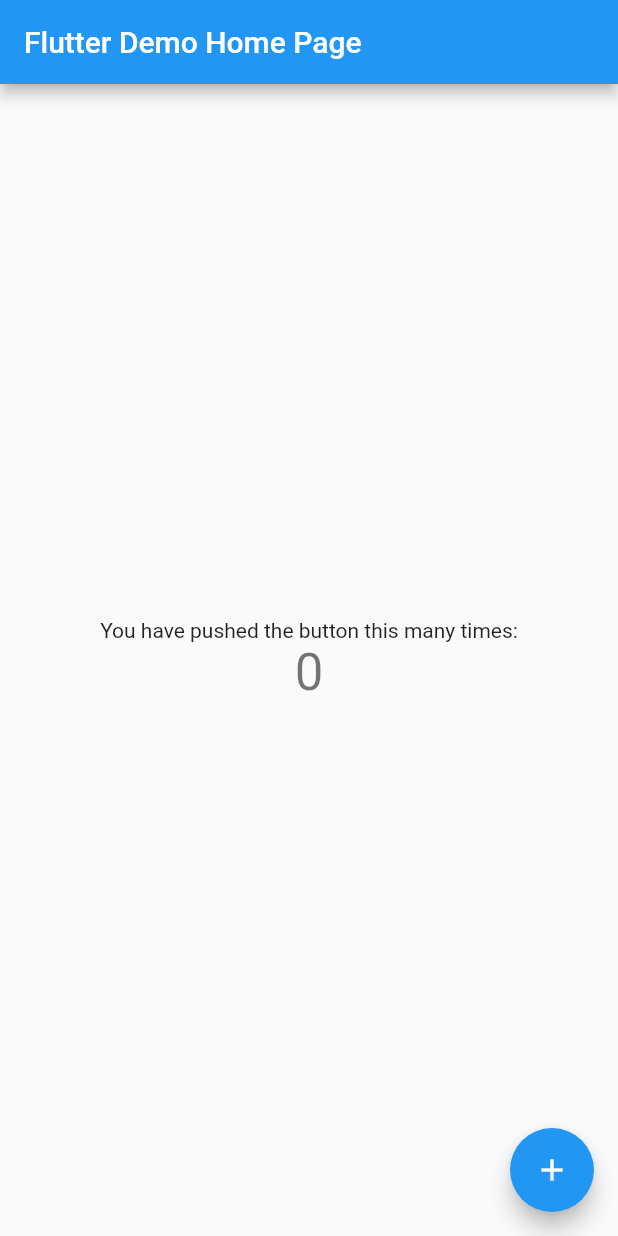
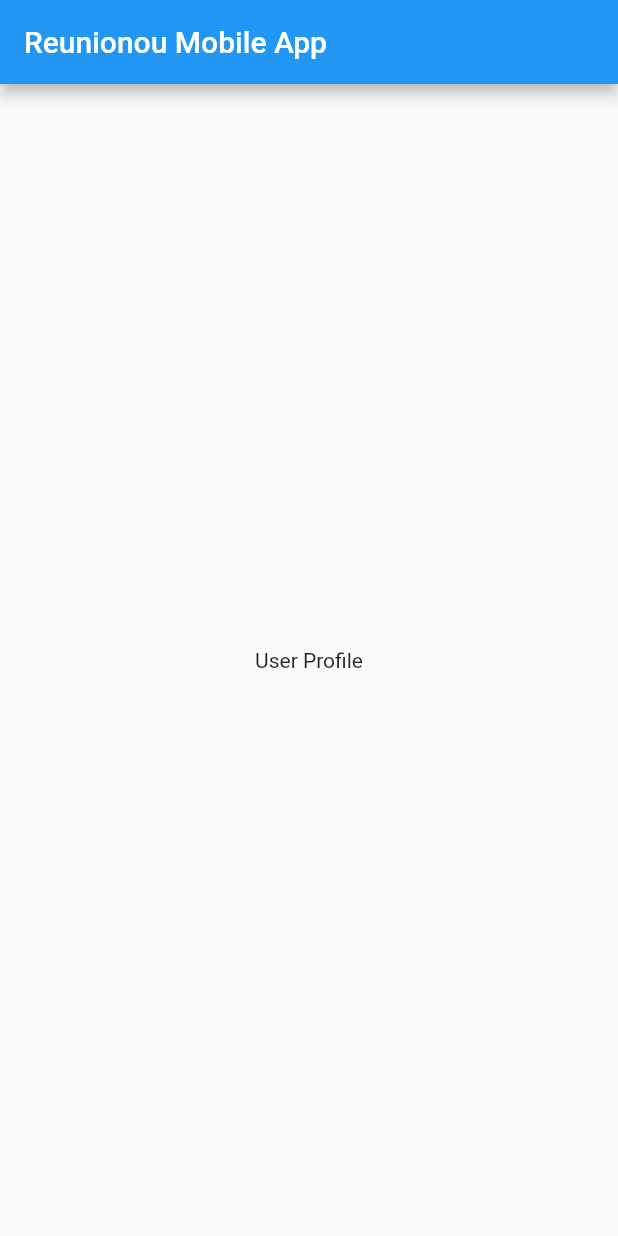
Before and after one commit to akremjomaa/Reunionou-MobileApp, a Flutter app: the screen it shows after launch, on a phone screen of 412 x 824 dp. Run offline on Flutter 3.47's test engine with Material 2 defaults, Android fonts, the phone set to English and light mode, and no system bars.

Commit message:
initial commit

```diff
--- a/lib/main.dart
+++ b/lib/main.dart
@@ -1,115 +1,48 @@
 import 'package:flutter/material.dart';
 
-void main() {
-  runApp(const MyApp());
-}
+void main() => runApp(MyApp());
 
 class MyApp extends StatelessWidget {
-  const MyApp({super.key});
-
-  // This widget is the root of your application.
   @override
   Widget build(BuildContext context) {
     return MaterialApp(
       title: 'Flutter Demo',
       theme: ThemeData(
-        // This is the theme of your application.
-        //
-        // Try running your application with "flutter run". You'll see the
-        // application has a blue toolbar. Then, without quitting the app, try
-        // changing the primarySwatch below to Colors.green and then invoke
-        // "hot reload" (press "r" in the console where you ran "flutter run",
-        // or simply save your changes to "hot reload" in a Flutter IDE).
-        // Notice that the counter didn't reset back to zero; the application
-        // is not restarted.
         primarySwatch: Colors.blue,
       ),
-      home: const MyHomePage(title: 'Flutter Demo Home Page'),
+      home: MyHomePage(title: 'Reunionou Mobile App '),
     );
   }
 }
 
 class MyHomePage extends StatefulWidget {
-  const MyHomePage({super.key, required this.title});
-
-  // This widget is the home page of your application. It is stateful, meaning
-  // that it has a State object (defined below) that contains fields that affect
-  // how it looks.
-
-  // This class is the configuration for the state. It holds the values (in this
-  // case the title) provided by the parent (in this case the App widget) and
-  // used by the build method of the State. Fields in a Widget subclass are
-  // always marked "final".
+  const MyHomePage({required this.title});
 
   final String title;
 
   @override
-  State<MyHomePage> createState() => _MyHomePageState();
+  _MyHomePageState createState() => _MyHomePageState();
 }
 
 class _MyHomePageState extends State<MyHomePage> {
-  int _counter = 0;
-
-  void _incrementCounter() {
-    setState(() {
-      // This call to setState tells the Flutter framework that something has
-      // changed in this State, which causes it to rerun the build method below
-      // so that the display can reflect the updated values. If we changed
-      // _counter without calling setState(), then the build method would not be
-      // called again, and so nothing would appear to happen.
-      _counter++;
-    });
-  }
-
   @override
   Widget build(BuildContext context) {
-    // This method is rerun every time setState is called, for instance as done
-    // by the _incrementCounter method above.
-    //
-    // The Flutter framework has been optimized to make rerunning build methods
-    // fast, so that you can just rebuild anything that needs updating rather
-    // than having to individually change instances of widgets.
     return Scaffold(
       appBar: AppBar(
-        // Here we take the value from the MyHomePage object that was created by
-        // the App.build method, and use it to set our appbar title.
         title: Text(widget.title),
       ),
       body: Center(
-        // Center is a layout widget. It takes a single child and positions it
-        // in the middle of the parent.
-        child: Column(
-          // Column is also a layout widget. It takes a list of children and
-          // arranges them vertically. By default, it sizes itself to fit its
-          // children horizontally, and tries to be as tall as its parent.
-          //
-          // Invoke "debug painting" (press "p" in the console, choose the
-          // "Toggle Debug Paint" action from the Flutter Inspector in Android
-          // Studio, or the "Toggle Debug Paint" command in Visual Studio Code)
-          // to see the wireframe for each widget.
-          //
-          // Column has various properties to control how it sizes itself and
-          // how it positions its children. Here we use mainAxisAlignment to
-          // center the children vertically; the main axis here is the vertical
-          // axis because Columns are vertical (the cross axis would be
-          // horizontal).
-          mainAxisAlignment: MainAxisAlignment.center,
-          children: <Widget>[
-            const Text(
-              'You have pushed the button this many times:',
-            ),
-            Text(
-              '$_counter',
-              style: Theme.of(context).textTheme.headlineMedium,
-            ),
-          ],
-        ),
+        child: UserProfile(),
       ),
-      floatingActionButton: FloatingActionButton(
-        onPressed: _incrementCounter,
-        tooltip: 'Increment',
-        child: const Icon(Icons.add),
-      ), // This trailing comma makes auto-formatting nicer for build methods.
     );
   }
 }
+
+class UserProfile extends StatelessWidget {
+  @override
+  Widget build(BuildContext context) {
+    return Container(
+      child: Text('User Profile'),
+    );
+  }
+}
```
